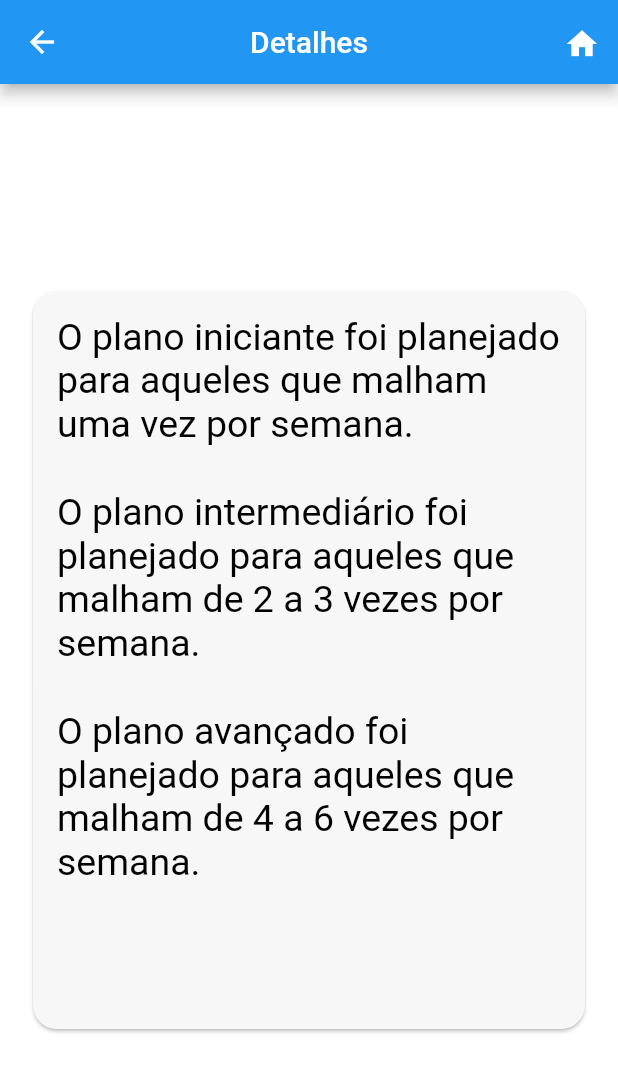
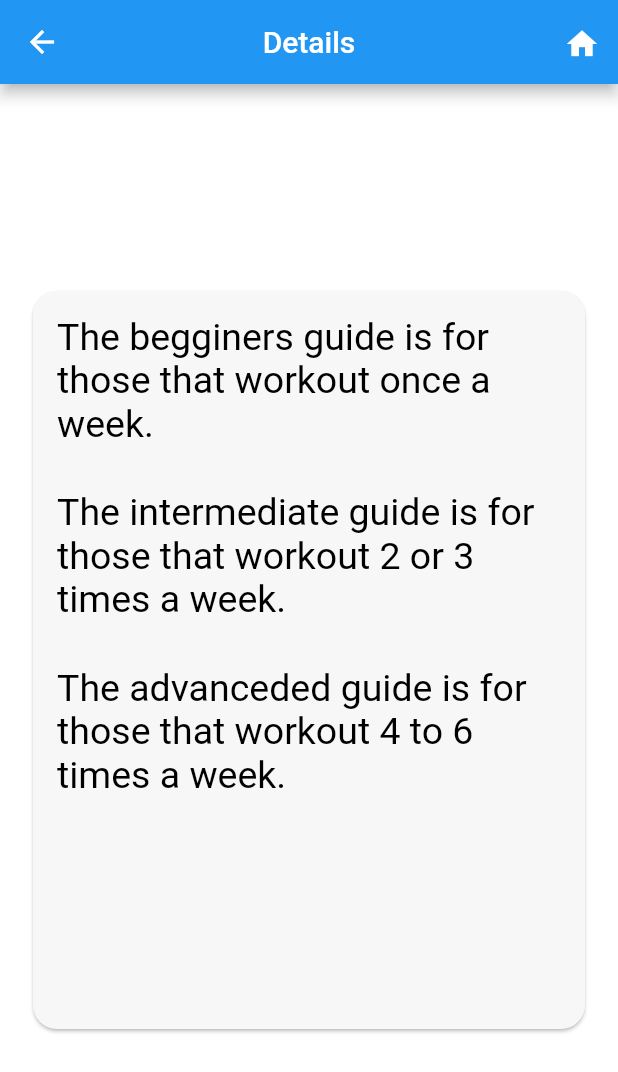
Before and after one commit to fernandosaints/HomeFit, a Flutter app: the Info screen opened directly, on a phone screen of 412 x 824 dp. Shown: the top 1072 px of the screen. Run offline on Flutter 3.47's test engine with Material 2 defaults, Android fonts, the light colour scheme and no system bars; our stand-ins replace firebase_auth, flutter_swiper, image_picker, percent_indicator, rflutter_alert, shared_preferences; accounts and stored records are empty.

Commit message:
tradução completa

```diff
--- a/lib/Services/AppLocalizations.dart
+++ b/lib/Services/AppLocalizations.dart
@@ -38,6 +38,38 @@ class AppLocalizations {
   String get advanced{
     return Intl.message('Advanced', name: 'advanced');
   }
+
+  String get height{
+    return Intl.message('Height', name: 'height');
+  }
+
+  String get weight{
+    return Intl.message('Weight', name: 'weight');
+  }
+
+  String get gender{
+    return Intl.message('Gender', name: 'gender');
+  }
+
+  String get level{
+    return Intl.message('Level', name: 'level');
+  }
+
+  String get details{
+    return Intl.message('Details', name: 'details');
+  }
+
+  String get text1{
+    return Intl.message('The begginers guide is for those that workout once a week', name: 'text1');
+  }
+
+  String get text2{
+    return Intl.message('The intermediate guide is for those that workout 2 or 3 times a week', name: 'text2');
+  }
+
+  String get text3{
+    return Intl.message('The advanceded guide is for those that workout 4 to 6 times a week', name: 'text3');
+  }
 }
 
 class AppLocalizationsDelegate extends LocalizationsDelegate<AppLocalizations> {
--- a/lib/UI/HomePage.dart
+++ b/lib/UI/HomePage.dart
@@ -23,7 +23,6 @@ class _HomePageState extends State<HomePage> {
 
   @override
   Widget build(BuildContext context) {
-
     return Scaffold(
       backgroundColor: Colors.white,
       appBar: AppBar(
--- a/lib/UI/Info.dart
+++ b/lib/UI/Info.dart
@@ -1,4 +1,5 @@
 import 'package:flutter/material.dart';
+import 'package:home_fit/Services/AppLocalizations.dart';
 
 class Info extends StatelessWidget {
   final String title;
@@ -6,25 +7,25 @@ class Info extends StatelessWidget {
 
   const Info({this.title, this.color});
 
-  Widget _displayText(){
+  Widget _displayText(BuildContext context){
     return Container(
       child: Column(
         children: <Widget>[
           Row(children: <Widget>[
             Expanded(
-              child: Text("O plano iniciante foi planejado para aqueles que malham uma vez por semana.",
+              child: Text(AppLocalizations.of(context).text1,
               style: TextStyle(fontSize: 25,color: Colors.black)),),
           ],),
           SizedBox(height: 30,),
           Row(children: <Widget>[
             Expanded(
-              child: Text("O plano intermediário foi planejado para aqueles que malham de 2 a 3 vezes por semana.",
+              child: Text(AppLocalizations.of(context).text2,
               style: TextStyle(fontSize: 25, color: Colors.black)),),
           ],),
           SizedBox(height: 30,),
           Row(children: <Widget>[
             Expanded(
-              child: Text("O plano avançado foi planejado para aqueles que malham de 4 a 6 vezes por semana.",
+              child: Text(AppLocalizations.of(context).text3,
               style: TextStyle(fontSize: 25, color: Colors.black)),),
           ],),
         ],
@@ -39,7 +40,7 @@ class Info extends StatelessWidget {
       appBar: AppBar(
         backgroundColor: color,
         centerTitle: true,
-        title: Text("Detalhes"),
+        title: Text(AppLocalizations.of(context).details),
         actions: <Widget>[
           IconButton(
             padding: EdgeInsets.fromLTRB(0, 2, 0, 0),
@@ -72,7 +73,7 @@ class Info extends StatelessWidget {
                       height: 460,
                       child: Column(
                         children: <Widget>[
-                          _displayText(),
+                          _displayText(context),
                         ],
                       ),
                     ),
--- a/lib/l10n/messages_en.dart
+++ b/lib/l10n/messages_en.dart
@@ -23,8 +23,16 @@ class MessageLookup extends MessageLookupByLibrary {
   static _notInlinedMessages(_) => <String, Function> {
     "advanced" : MessageLookupByLibrary.simpleMessage("Advanced"),
     "begginer" : MessageLookupByLibrary.simpleMessage("Begginer"),
+    "details" : MessageLookupByLibrary.simpleMessage("Details"),
+    "gender" : MessageLookupByLibrary.simpleMessage("Gender"),
+    "height" : MessageLookupByLibrary.simpleMessage("Height"),
     "intermediate" : MessageLookupByLibrary.simpleMessage("Intermediate"),
+    "level" : MessageLookupByLibrary.simpleMessage("Level"),
     "profile" : MessageLookupByLibrary.simpleMessage("Profile"),
+    "text1" : MessageLookupByLibrary.simpleMessage("The begginers guide is for those that workout once a week."),
+    "text2" : MessageLookupByLibrary.simpleMessage("The intermediate guide is for those that workout 2 or 3 times a week."),
+    "text3" : MessageLookupByLibrary.simpleMessage("The advanceded guide is for those that workout 4 to 6 times a week."),
+    "weight" : MessageLookupByLibrary.simpleMessage("Weight"),
     "welcome" : MessageLookupByLibrary.simpleMessage("Welcome")
   };
 }
--- a/lib/l10n/messages_messages.dart
+++ b/lib/l10n/messages_messages.dart
@@ -23,8 +23,16 @@ class MessageLookup extends MessageLookupByLibrary {
   static _notInlinedMessages(_) => <String, Function> {
     "advanced" : MessageLookupByLibrary.simpleMessage("Advanced"),
     "begginer" : MessageLookupByLibrary.simpleMessage("Begginer"),
+    "details" : MessageLookupByLibrary.simpleMessage("Details"),
+    "gender" : MessageLookupByLibrary.simpleMessage("Gender"),
+    "height" : MessageLookupByLibrary.simpleMessage("Height"),
     "intermediate" : MessageLookupByLibrary.simpleMessage("Intermediate"),
+    "level" : MessageLookupByLibrary.simpleMessage("Level"),
     "profile" : MessageLookupByLibrary.simpleMessage("Profile"),
+    "text1" : MessageLookupByLibrary.simpleMessage("The begginers guide is for those that workout once a week."),
+    "text2" : MessageLookupByLibrary.simpleMessage("The intermediate guide is for those that workout 2 or 3 times a week."),
+    "text3" : MessageLookupByLibrary.simpleMessage("The advanceded guide is for those that workout 4 to 6 times a week."),
+    "weight" : MessageLookupByLibrary.simpleMessage("Weight"),
     "welcome" : MessageLookupByLibrary.simpleMessage("Welcome")
   };
 }
```
Also changed, not shown: lib/UI/Perfil.dart (+4 -4 lines), lib/Util/exercicos_data.dart (+5 -5 lines), lib/l10n/intl_en.arb (+41 -1 lines), lib/l10n/intl_es.arb (+41 -1 lines), lib/l10n/intl_messages.arb (+41 -1 lines), lib/l10n/intl_pt.arb (+41 -1 lines), lib/l10n/messages_es.dart (+8 -0 lines), lib/l10n/messages_pt.dart (+8 -0 lines), assets/Climb.gif (renamed from assets/Escalada-Reversa.gif), assets/Fit-Walk.gif (renamed from assets/Caminhada.gif), assets/Hindu.gif (renamed from assets/Flexao-Hindu.gif), assets/Plank.gif (renamed from assets/Prancha-Alternada.gif), lib/main.dart (line endings or trailing spaces), 2 other files.
